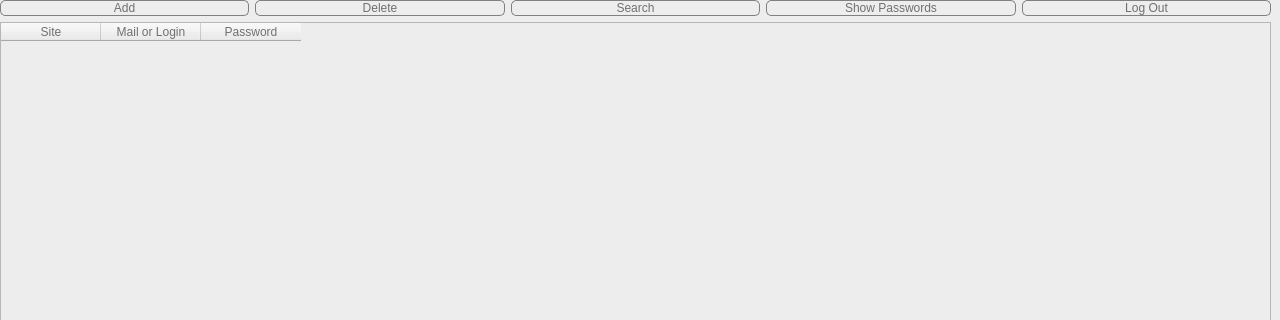
Above: main/design/Storage.ui from EeveeSnow/Password-Project before the change; both pictures show x 0 to 1280 and y 0 to 320 of the 1280 by 720 pixel window. Below: the same form after it.
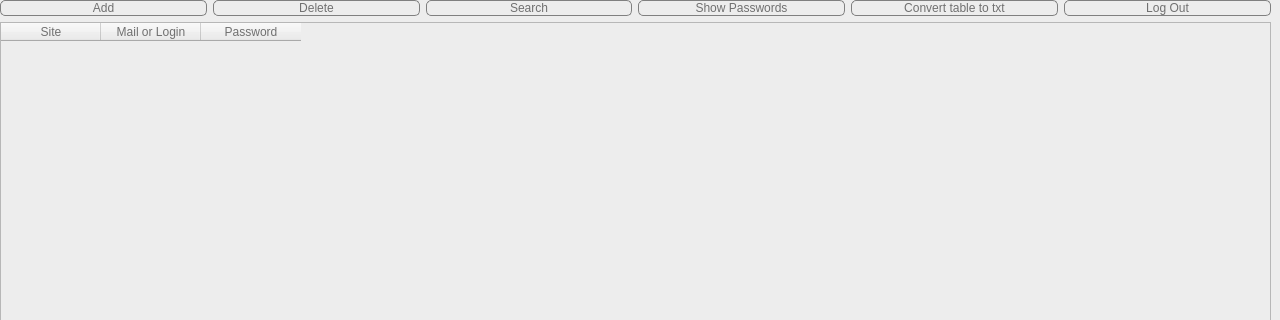
That is the form after the change.

Diff of the .ui file:
```diff
--- a/main/design/Storage.ui
+++ b/main/design/Storage.ui
@@ -122,6 +122,19 @@
         </property>
        </widget>
       </item>
+      <item>
+       <widget class="QPushButton" name="txtButton">
+        <property name="styleSheet">
+         <string notr="true">background-color: #ededed; border: 1px solid grey;
+     border-radius: 5px;
+font: 8pt &quot;Segoe UI&quot;;
+color: #707070</string>
+        </property>
+        <property name="text">
+         <string>Convert table to txt</string>
+        </property>
+       </widget>
+      </item>
       <item>
        <widget class="QPushButton" name="logButton">
         <property name="styleSheet">
```
